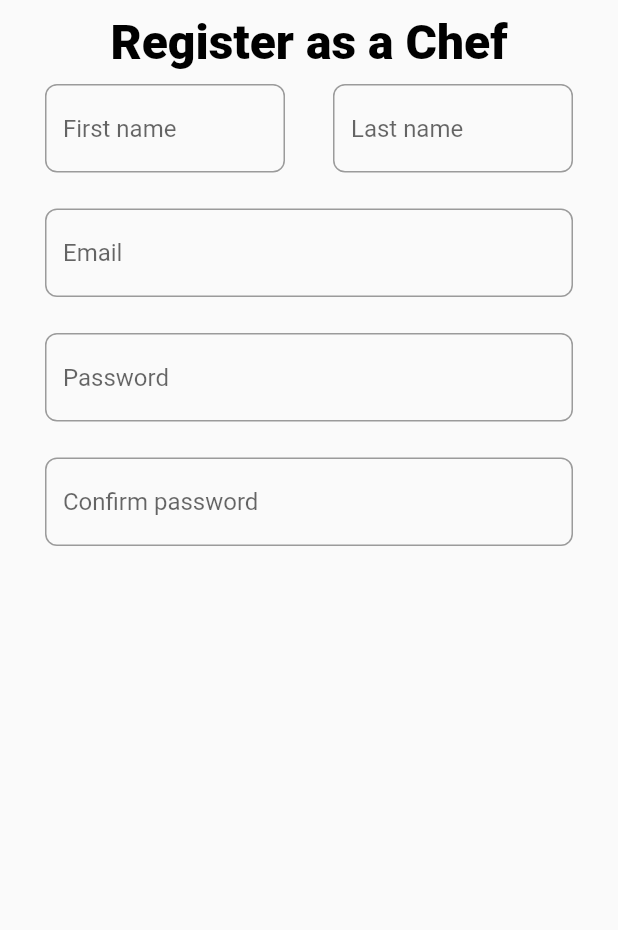
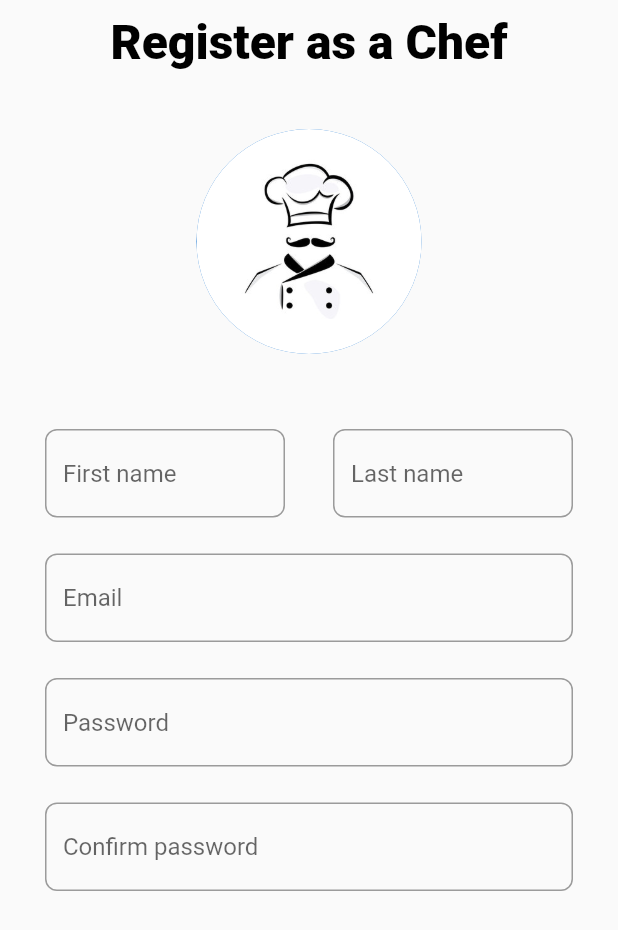
Before and after one commit to LassazVegaz/my_recipe, a Flutter app: the screen it shows after launch, on a phone screen of 412 x 824 dp. Shown: the top 930 px of the screen. Run offline on Flutter 3.47's test engine with Material 2 defaults, Android fonts, the phone set to English and light mode, and no system bars; our stand-ins replace firebase_core; accounts and stored records are empty.

Commit message:
chef pro pic def image

```diff
--- a/lib/pages/chef_register_page.dart
+++ b/lib/pages/chef_register_page.dart
@@ -1,6 +1,4 @@
 import 'package:flutter/material.dart';
-import 'package:flutter/src/foundation/key.dart';
-import 'package:flutter/src/widgets/framework.dart';
 import 'package:my_recipe/widgets/outlined_textfield.dart';
 
 class ChefRegisterPage extends StatelessWidget {
@@ -21,6 +19,12 @@ class ChefRegisterPage extends StatelessWidget {
           padding: const EdgeInsets.symmetric(horizontal: 30),
           child: Column(
             children: [
+              const SizedBox(height: 30),
+              const CircleAvatar(
+                radius: 75,
+                backgroundImage: AssetImage('assets/chef.jpg'),
+              ),
+              const SizedBox(height: 50),
               Row(
                 children: const [
                   Expanded(
```
Also changed, not shown: pubspec.yaml (+3 -6 lines), assets/chef.jpg (added).
